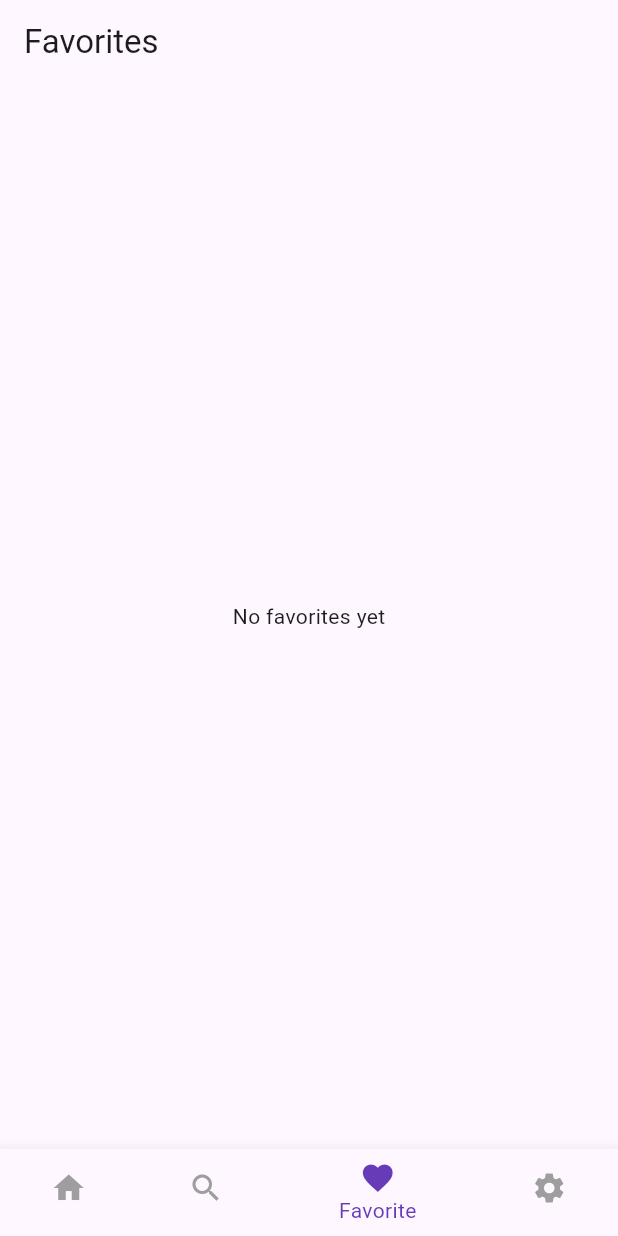
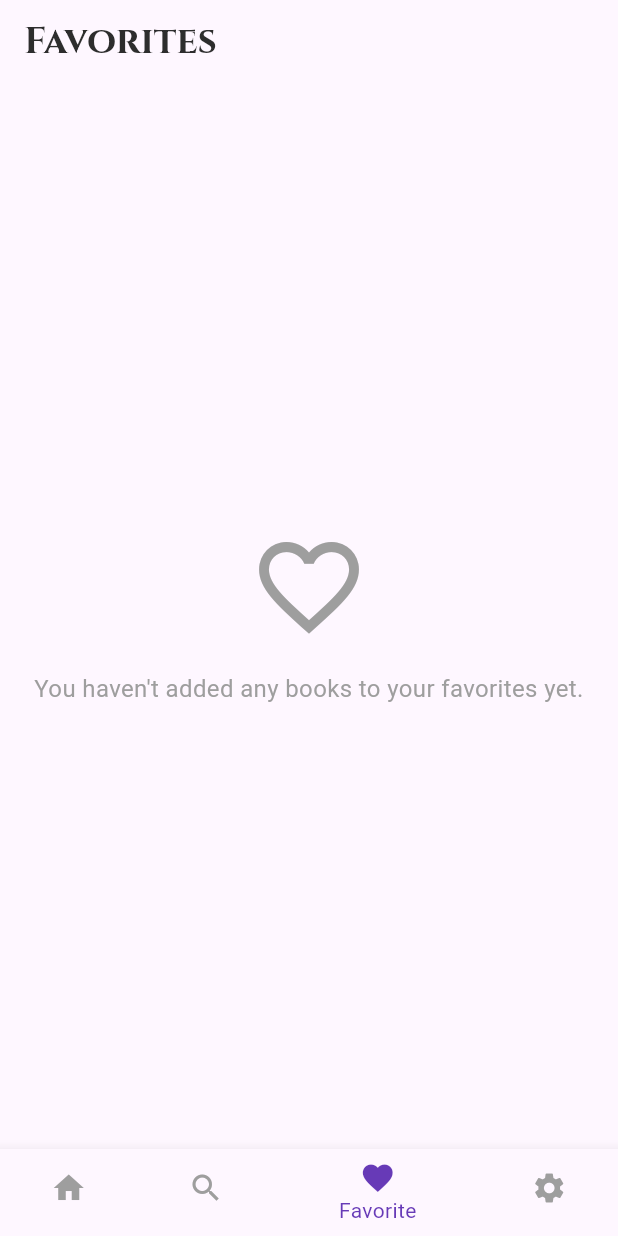
Before and after one commit to sajeelhasan14/book_finder, a Flutter app: the screen it shows once a user with an empty profile is signed in, item 3 of the bottom bar chosen, on a phone screen of 412 x 824 dp. Run offline on Flutter 3.47's test engine with Material 3 defaults, Android fonts, the phone set to English and light mode, and no system bars; our stand-ins replace cloud_firestore, dio, firebase_auth, firebase_core, flutter_spinkit, shared_preferences and 1 more; accounts and stored records are empty; network calls fail.

Commit message:
favoriteScreen

```diff
--- a/lib/main.dart
+++ b/lib/main.dart
@@ -10,6 +10,7 @@ import 'package:book_finder/providers/settings_provider.dart';
 import 'package:book_finder/providers/signup_screen_provider.dart';
 import 'package:book_finder/providers/subject_provider.dart';
 import 'package:book_finder/providers/work_detail_provider.dart';
+import 'package:book_finder/screens/auth/login_screen.dart';
 import 'package:flutter/material.dart';
 import 'package:firebase_core/firebase_core.dart';
 import 'firebase_options.dart';
@@ -19,15 +20,8 @@ void main() async {
   WidgetsFlutterBinding.ensureInitialized();
   await Firebase.initializeApp(options: DefaultFirebaseOptions.currentPlatform);
 
-  runApp(const MyApp());
-}
-
-class MyApp extends StatelessWidget {
-  const MyApp({super.key});
-
-  @override
-  Widget build(BuildContext context) {
-    return MultiProvider(
+  runApp(
+    MultiProvider(
       providers: [
         ChangeNotifierProvider(create: (_) => AuthProvider()),
         ChangeNotifierProvider(create: (_) => AuthorProvider()),
@@ -41,10 +35,24 @@ class MyApp extends StatelessWidget {
         ChangeNotifierProvider(create: (_) => BookProvider()),
         ChangeNotifierProvider(create: (_) => BottomNavigationProvider()),
       ],
-      child: MaterialApp(
-        debugShowCheckedModeBanner: false,
-        home: const BottomNavigationScreen(),
-      ),
+      child: const MyApp(),
+    ),
+  );
+}
+
+class MyApp extends StatelessWidget {
+  const MyApp({super.key});
+
+  @override
+  Widget build(BuildContext context) {
+    final authProvider = Provider.of<AuthProvider>(context, listen: true);
+
+    // ab yahan providers available hain
+    return MaterialApp(
+      debugShowCheckedModeBanner: false,
+      home: authProvider.isSignedIn
+          ? const BottomNavigationScreen()
+          : const LoginScreen(),
     );
   }
 }
--- a/lib/providers/favorite_provider.dart
+++ b/lib/providers/favorite_provider.dart
@@ -1,7 +1,6 @@
 import 'dart:async';
 import 'package:book_finder/services/favorite_service.dart';
 import 'package:flutter/material.dart';
-
 import 'package:firebase_auth/firebase_auth.dart';
 
 class FavoriteProvider with ChangeNotifier {
@@ -11,8 +10,6 @@ class FavoriteProvider with ChangeNotifier {
   String? _uid;
 
   List<Map<String, dynamic>> get favorites => _favorites;
-
-  FavoriteProvider();
 
   /// Call this whenever auth changes (login/logout)
   void setUser(User? user) {
--- a/lib/screens/favorite/favorite_screen.dart
+++ b/lib/screens/favorite/favorite_screen.dart
@@ -12,11 +12,37 @@ class FavoriteScreen extends StatelessWidget {
     final favProvider = Provider.of<FavoriteProvider>(context);
 
     return Scaffold(
-      appBar: AppBar(title: const Text("Favorites")),
-      body: favProvider.favorites.isEmpty
-          ? const Center(child: Text("No favorites yet"))
-          : ListView.builder(
+      appBar: AppBar(
+        title: const Text(
+          "Favorites",
+          style: TextStyle(
+            fontFamily: "Cinzel",
+            fontSize: 25,
+            fontWeight: FontWeight.bold,
+            color: Color(0xFF2D2D2D),
+          ),
+        ),
+      ),
+      body: Padding(
+        padding: const EdgeInsets.all(16.0),
+        child: favProvider.favorites.isEmpty
+            ? Center(
+                child: Column(
+                  mainAxisAlignment: MainAxisAlignment.center,
+                  children: const [
+                    Icon(Icons.favorite_border, size: 80, color: Colors.grey),
+                    SizedBox(height: 16),
+                    Text(
+                      "You haven't added any books to your favorites yet.",
+                      textAlign: TextAlign.center,
+                      style: TextStyle(fontSize: 16, color: Colors.grey),
+                    ),
+                  ],
+                ),
+              )
+            : ListView.separated(
                 itemCount: favProvider.favorites.length,
+                separatorBuilder: (_, __) => const SizedBox(height: 12),
                 itemBuilder: (context, index) {
                   final f = favProvider.favorites[index];
 
@@ -32,15 +58,34 @@ class FavoriteScreen extends StatelessWidget {
                     firstPublishYear: f['firstPublishYear'],
                   );
 
-                return ListTile(
+                  return Container(
+                    decoration: BoxDecoration(
+                      color: Colors.grey[100],
+                      borderRadius: BorderRadius.circular(12),
+                      boxShadow: [
+                        BoxShadow(
+                          color: Colors.black.withOpacity(0.05),
+                          blurRadius: 6,
+                          offset: const Offset(0, 3),
+                        ),
+                      ],
+                    ),
+                    child: ListTile(
+                      contentPadding: const EdgeInsets.all(12),
                       leading: work.coverId != null
-                      ? Image.network(
+                          ? ClipRRect(
+                              borderRadius: BorderRadius.circular(8),
+                              child: Image.network(
                                 'https://covers.openlibrary.org/b/id/${work.coverId}-M.jpg',
                                 width: 50,
                                 fit: BoxFit.cover,
+                              ),
                             )
                           : const Icon(Icons.book),
-                  title: Text(work.title),
+                      title: Text(
+                        work.title,
+                        style: const TextStyle(fontWeight: FontWeight.w600),
+                      ),
                       subtitle: Text(work.authors.join(", ")),
                       trailing: IconButton(
                         icon: const Icon(Icons.delete, color: Colors.red),
@@ -59,8 +104,10 @@ class FavoriteScreen extends StatelessWidget {
                           ),
                         );
                       },
+                    ),
                   );
                 },
+              ),
       ),
     );
   }
```
Also changed, not shown: lib/repositories/favorites_repository.dart (+27 -27 lines), lib/screens/home/home_screen.dart (+6 -4 lines), lib/screens/work_detail/work_detail_screen.dart (+9 -8 lines). Lines whose indentation alone changed are shown as unchanged.
